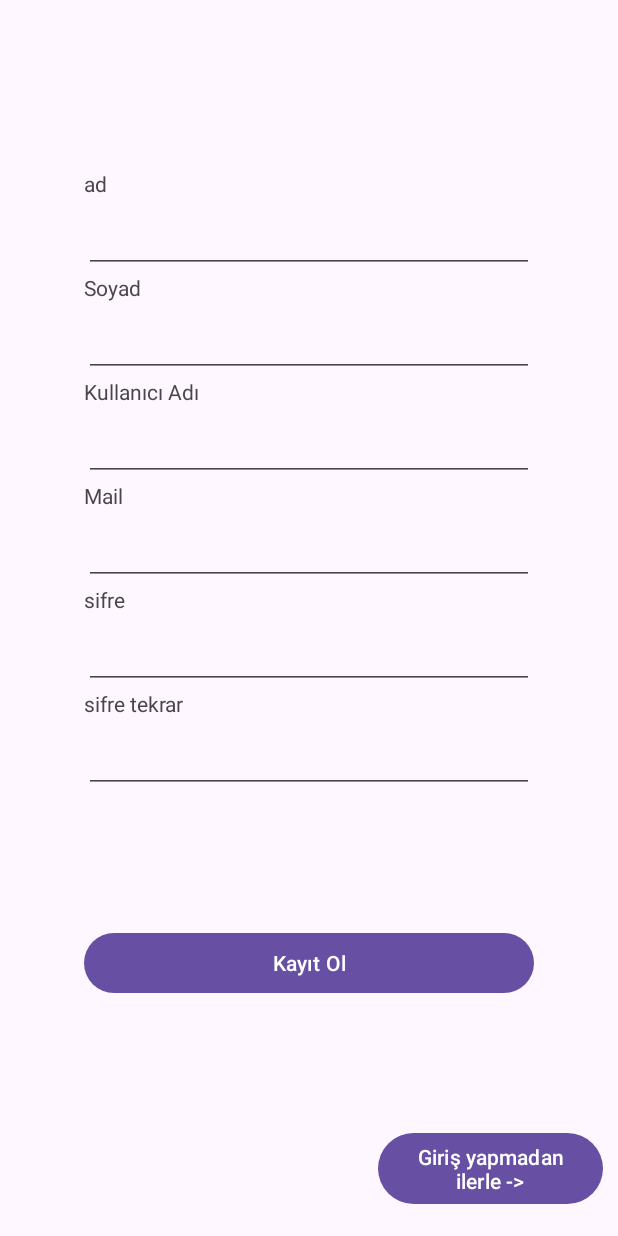
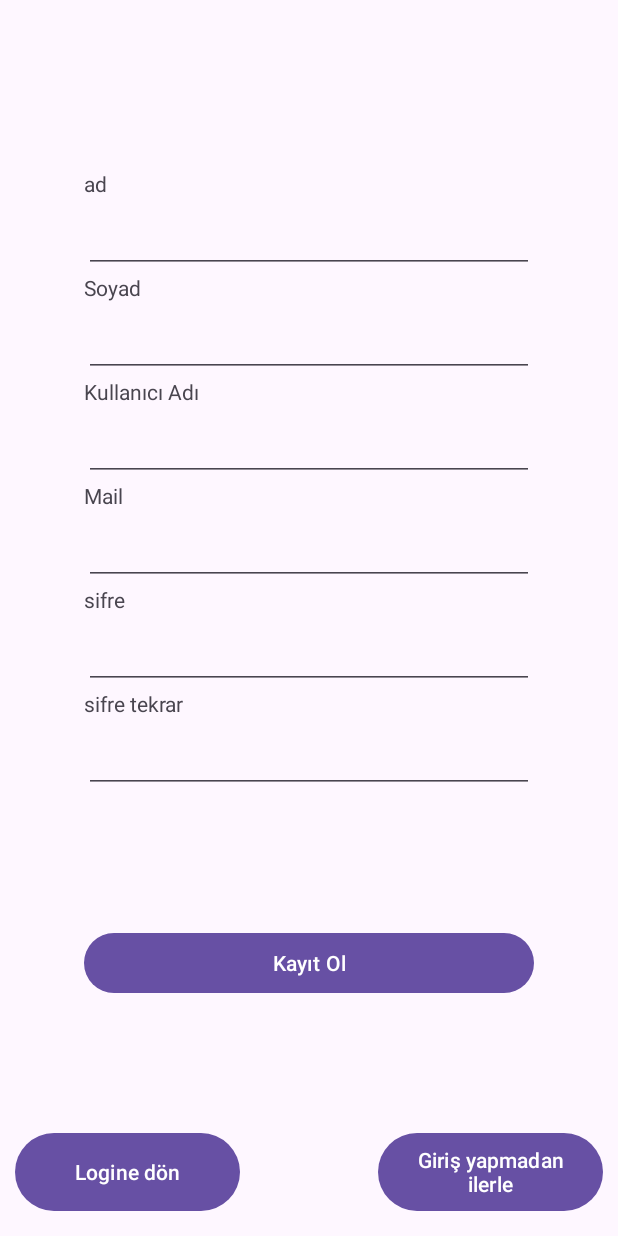
Before and after one commit to EmreCogac/DeTapp, an Android app: the screen it shows after launch (MainActivity), after a tap on "Kayıt Ol", on a phone screen of 412 x 824 dp. Run offline under Robolectric (Android 15) with nearby library versions, the phone set to English and light mode, and no system bars; our stand-ins replace Firebase (no records; nobody signed in at launch, a user with empty details on screens opened directly); 1 other tap on this screen came first.

```diff
--- a/app/src/main/java/com/example/detapp/view/login_fragment.kt
+++ b/app/src/main/java/com/example/detapp/view/login_fragment.kt
@@ -60,7 +60,6 @@ class login_fragment : Fragment() {
             }
             kaydol.setOnClickListener {
                 findNavController().navigate(R.id.action_login_fragment_to_signup_fragment)
-                Toast.makeText(context, "Giriş yap butonuna tıklandı", Toast.LENGTH_SHORT).show()
             }
         }
 
--- a/app/src/main/res/layout/fragment_signup_fragment.xml
+++ b/app/src/main/res/layout/fragment_signup_fragment.xml
@@ -155,17 +155,36 @@
         app:layout_constraintTop_toBottomOf="@id/guide60percenthorizon"
         app:layout_constraintStart_toStartOf="parent"
         />
+    <androidx.constraintlayout.widget.ConstraintLayout
+        android:layout_width="match_parent"
+        android:layout_height="wrap_content"
+        app:layout_constraintTop_toBottomOf="@id/guide90percenthorizon"
+        app:layout_constraintEnd_toEndOf="parent"
+        >
+        <Button
+            app:layout_constraintTop_toTopOf="parent"
+            app:layout_constraintStart_toStartOf="parent"
+            android:id="@+id/loginedon"
+            android:text="Logine dön"
+            android:layout_width="150dp"
+            android:layout_height="60dp"
+            android:layout_marginTop="10dp"
+            android:layout_marginStart="10dp"
+            />
+        <Button
+            android:id="@+id/girisyapmadan"
+            android:text="Giriş yapmadan ilerle"
+            android:layout_width="150dp"
+            android:layout_height="60dp"
+            android:layout_marginTop="10dp"
+            android:layout_marginEnd="10dp"
+            app:layout_constraintEnd_toEndOf="parent"
+            app:layout_constraintTop_toTopOf="parent"
 
-    <Button
-        android:id="@+id/girisyapmadan"
-        android:text="Giriş yapmadan ilerle ->"
-        android:layout_width="150dp"
-        android:layout_height="wrap_content"
-        app:layout_constraintEnd_toEndOf="parent"
-        android:layout_marginTop="10dp"
-        app:layout_constraintTop_toBottomOf="@id/guide90percenthorizon"
-        android:layout_marginRight="10dp"
-        />
+            />
+
+    </androidx.constraintlayout.widget.ConstraintLayout>
+
 
 
 
--- a/build.gradle.kts
+++ b/build.gradle.kts
@@ -1,6 +1,9 @@
 buildscript {
 
 
+    dependencies {
+        classpath("com.google.gms:google-services:4.4.1")
+    }
 
 
 }
```
Also changed, not shown: app/build.gradle.kts (+8 -5 lines), app/src/main/java/com/example/detapp/repo/AuthRepo.kt (+12 -9 lines), app/src/main/java/com/example/detapp/view/signup_fragment.kt (+13 -16 lines), 1 other file.
